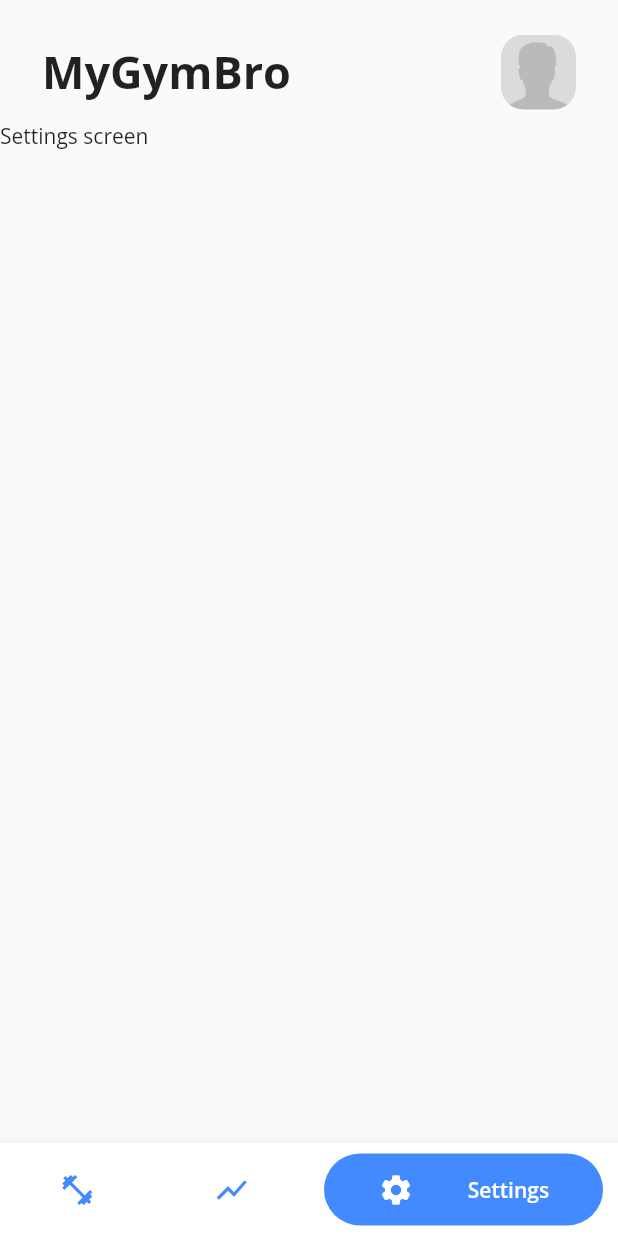
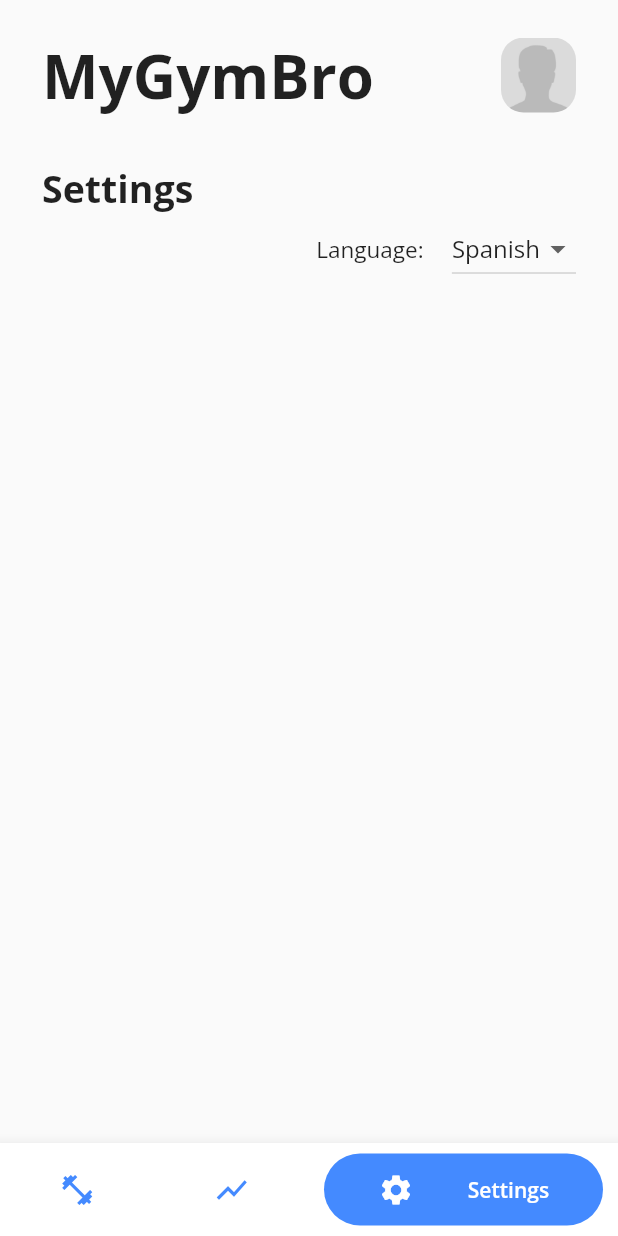
Before and after one commit to davidivad96/mygymbro, a Flutter app: the screen it shows after launch, item 3 of the bottom bar chosen, on a phone screen of 412 x 824 dp. Run offline on Flutter 3.47's test engine with Material 2 defaults, Android fonts, the light colour scheme and no system bars; drawn by our look-alikes of bubble_bottom_bar.

Commit message:
Add Settings screen

```diff
--- a/lib/screens/settings.dart
+++ b/lib/screens/settings.dart
@@ -1,10 +1,61 @@
 import 'package:flutter/material.dart';
 
-class Settings extends StatelessWidget {
+class Settings extends StatefulWidget {
   const Settings({Key? key}) : super(key: key);
 
   @override
+  State<Settings> createState() => _SettingsState();
+}
+
+class _SettingsState extends State<Settings> {
+  String language = "Spanish";
+
+  @override
   Widget build(BuildContext context) {
-    return const Text("Settings screen");
+    return Padding(
+      padding: const EdgeInsets.only(top: 15.0, left: 20.0, right: 20.0),
+      child: Padding(
+        padding: const EdgeInsets.all(8.0),
+        child: Column(
+          crossAxisAlignment: CrossAxisAlignment.start,
+          children: <Widget>[
+            const Text(
+              'Settings',
+              style: TextStyle(
+                fontSize: 25.0,
+                fontWeight: FontWeight.bold,
+              ),
+            ),
+            Row(
+              mainAxisAlignment: MainAxisAlignment.end,
+              children: <Widget>[
+                Container(
+                  margin: const EdgeInsets.only(right: 15.0),
+                  child: const Text(
+                    "Language: ",
+                    style: TextStyle(fontSize: 15.0),
+                  ),
+                ),
+                DropdownButton(
+                  value: language,
+                  items: <String>["Spanish", "English"]
+                      .map<DropdownMenuItem<String>>((String value) {
+                    return DropdownMenuItem<String>(
+                      value: value,
+                      child: Text(value),
+                    );
+                  }).toList(),
+                  onChanged: (String? value) {
+                    setState(() {
+                      language = value!;
+                    });
+                  },
+                )
+              ],
+            )
+          ],
+        ),
+      ),
+    );
   }
 }
--- a/lib/widgets/header.dart
+++ b/lib/widgets/header.dart
@@ -11,11 +11,12 @@ class Header extends StatelessWidget {
         padding: const EdgeInsets.all(8.0),
         child: Row(
           mainAxisAlignment: MainAxisAlignment.spaceBetween,
+          crossAxisAlignment: CrossAxisAlignment.center,
           children: <Widget>[
             const Text(
               'MyGymBro',
               style: TextStyle(
-                fontSize: 30.0,
+                fontSize: 40.0,
                 fontWeight: FontWeight.bold,
               ),
             ),
```
